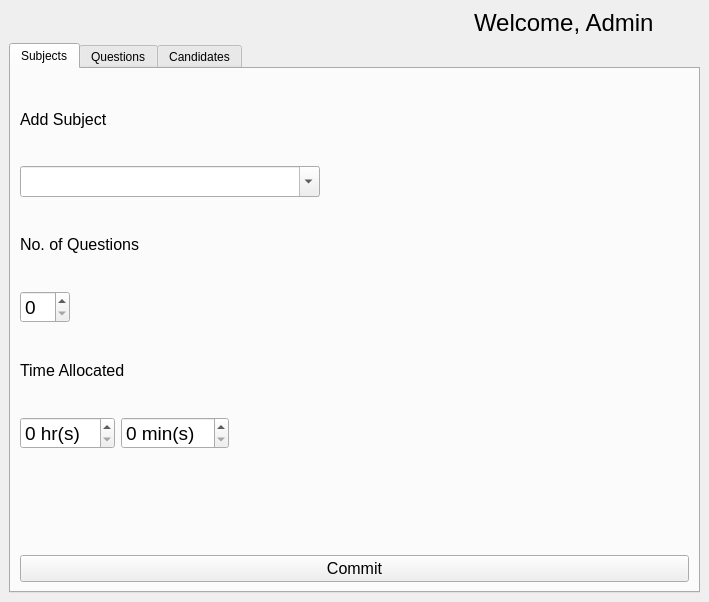
joshajiniran/CBTE-Qt, file questionmanager.ui: the form before one commit.
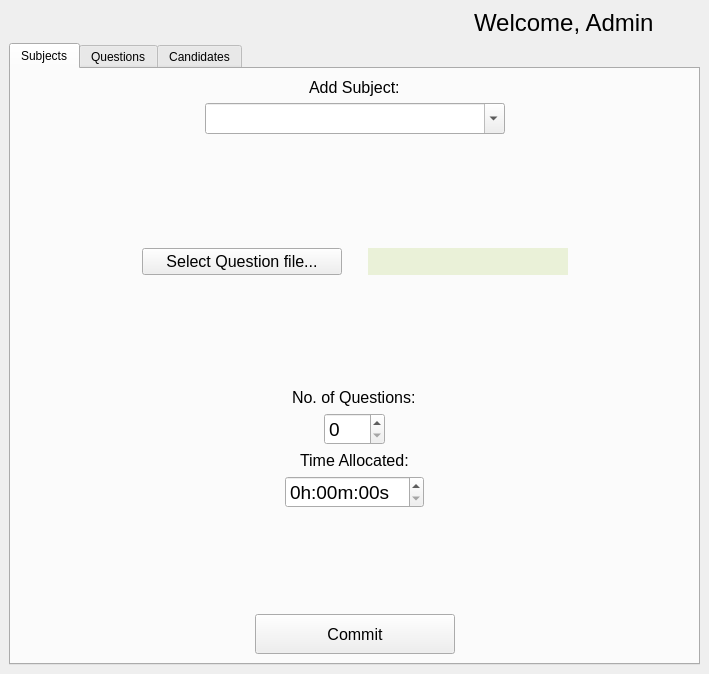
The form after the commit. The open tabs and pages were chosen to show the change. Icons and pictures are not drawn.

```diff
--- a/questionmanager.ui
+++ b/questionmanager.ui
@@ -7,7 +7,7 @@
     <x>0</x>
     <y>0</y>
     <width>709</width>
-    <height>602</height>
+    <height>674</height>
    </rect>
   </property>
   <property name="windowTitle">
@@ -122,7 +122,7 @@
         <string>Subjects</string>
        </attribute>
        <layout class="QVBoxLayout" name="verticalLayout_4">
-        <item>
+        <item alignment="Qt::AlignHCenter">
          <widget class="QLabel" name="label">
           <property name="font">
            <font>
@@ -130,12 +130,25 @@
            </font>
           </property>
           <property name="text">
-           <string>Add Subject</string>
+           <string>Add Subject:</string>
           </property>
          </widget>
         </item>
         <item>
          <layout class="QHBoxLayout" name="horizontalLayout_5">
+          <item>
+           <spacer name="horizontalSpacer_15">
+            <property name="orientation">
+             <enum>Qt::Horizontal</enum>
+            </property>
+            <property name="sizeHint" stdset="0">
+             <size>
+              <width>40</width>
+              <height>20</height>
+             </size>
+            </property>
+           </spacer>
+          </item>
           <item>
            <widget class="QComboBox" name="subjectList">
             <property name="minimumSize">
@@ -173,6 +186,198 @@
          </layout>
         </item>
         <item>
+         <spacer name="verticalSpacer_2">
+          <property name="orientation">
+           <enum>Qt::Vertical</enum>
+          </property>
+          <property name="sizeHint" stdset="0">
+           <size>
+            <width>20</width>
+            <height>40</height>
+           </size>
+          </property>
+         </spacer>
+        </item>
+        <item>
+         <layout class="QHBoxLayout" name="horizontalLayout_10">
+          <item>
+           <spacer name="horizontalSpacer_14">
+            <property name="orientation">
+             <enum>Qt::Horizontal</enum>
+            </property>
+            <property name="sizeHint" stdset="0">
+             <size>
+              <width>40</width>
+              <height>20</height>
+             </size>
+            </property>
+           </spacer>
+          </item>
+          <item>
+           <widget class="QPushButton" name="selectFileBtn">
+            <property name="minimumSize">
+             <size>
+              <width>200</width>
+              <height>0</height>
+             </size>
+            </property>
+            <property name="maximumSize">
+             <size>
+              <width>300</width>
+              <height>16777215</height>
+             </size>
+            </property>
+            <property name="font">
+             <font>
+              <pointsize>12</pointsize>
+             </font>
+            </property>
+            <property name="text">
+             <string>Select Question file...</string>
+            </property>
+           </widget>
+          </item>
+          <item>
+           <spacer name="horizontalSpacer_9">
+            <property name="orientation">
+             <enum>Qt::Horizontal</enum>
+            </property>
+            <property name="sizeType">
+             <enum>QSizePolicy::Fixed</enum>
+            </property>
+            <property name="sizeHint" stdset="0">
+             <size>
+              <width>20</width>
+              <height>20</height>
+             </size>
+            </property>
+           </spacer>
+          </item>
+          <item>
+           <widget class="QLabel" name="fileChoiceLbl">
+            <property name="sizePolicy">
+             <sizepolicy hsizetype="Minimum" vsizetype="Preferred">
+              <horstretch>0</horstretch>
+              <verstretch>0</verstretch>
+             </sizepolicy>
+            </property>
+            <property name="minimumSize">
+             <size>
+              <width>200</width>
+              <height>0</height>
+             </size>
+            </property>
+            <property name="palette">
+             <palette>
+              <active>
+               <colorrole role="Base">
+                <brush brushstyle="SolidPattern">
+                 <color alpha="255">
+                  <red>252</red>
+                  <green>252</green>
+                  <blue>252</blue>
+                 </color>
+                </brush>
+               </colorrole>
+               <colorrole role="Window">
+                <brush brushstyle="SolidPattern">
+                 <color alpha="255">
+                  <red>234</red>
+                  <green>241</green>
+                  <blue>216</blue>
+                 </color>
+                </brush>
+               </colorrole>
+              </active>
+              <inactive>
+               <colorrole role="Base">
+                <brush brushstyle="SolidPattern">
+                 <color alpha="255">
+                  <red>252</red>
+                  <green>252</green>
+                  <blue>252</blue>
+                 </color>
+                </brush>
+               </colorrole>
+               <colorrole role="Window">
+                <brush brushstyle="SolidPattern">
+                 <color alpha="255">
+                  <red>234</red>
+                  <green>241</green>
+                  <blue>216</blue>
+                 </color>
+                </brush>
+               </colorrole>
+              </inactive>
+              <disabled>
+               <colorrole role="Base">
+                <brush brushstyle="SolidPattern">
+                 <color alpha="255">
+                  <red>234</red>
+                  <green>241</green>
+                  <blue>216</blue>
+                 </color>
+                </brush>
+               </colorrole>
+               <colorrole role="Window">
+                <brush brushstyle="SolidPattern">
+                 <color alpha="255">
+                  <red>234</red>
+                  <green>241</green>
+                  <blue>216</blue>
+                 </color>
+                </brush>
+               </colorrole>
+              </disabled>
+             </palette>
+            </property>
+            <property name="font">
+             <font>
+              <italic>true</italic>
+             </font>
+            </property>
+            <property name="autoFillBackground">
+             <bool>true</bool>
+            </property>
+            <property name="styleSheet">
+             <string notr="true">
+
+</string>
+            </property>
+            <property name="text">
+             <string/>
+            </property>
+           </widget>
+          </item>
+          <item>
+           <spacer name="horizontalSpacer_11">
+            <property name="orientation">
+             <enum>Qt::Horizontal</enum>
+            </property>
+            <property name="sizeHint" stdset="0">
+             <size>
+              <width>40</width>
+              <height>20</height>
+             </size>
+            </property>
+           </spacer>
+          </item>
+         </layout>
+        </item>
+        <item>
+         <spacer name="verticalSpacer_3">
+          <property name="orientation">
+           <enum>Qt::Vertical</enum>
+          </property>
+          <property name="sizeHint" stdset="0">
+           <size>
+            <width>20</width>
+            <height>40</height>
+           </size>
+          </property>
+         </spacer>
+        </item>
+        <item alignment="Qt::AlignHCenter">
          <widget class="QLabel" name="label_2">
           <property name="font">
            <font>
@@ -180,12 +385,25 @@
            </font>
           </property>
           <property name="text">
-           <string>No. of Questions</string>
+           <string>No. of Questions:</string>
           </property>
          </widget>
         </item>
         <item>
          <layout class="QHBoxLayout" name="horizontalLayout_8">
+          <item>
+           <spacer name="horizontalSpacer_13">
+            <property name="orientation">
+             <enum>Qt::Horizontal</enum>
+            </property>
+            <property name="sizeHint" stdset="0">
+             <size>
+              <width>40</width>
+              <height>20</height>
+             </size>
+            </property>
+           </spacer>
+          </item>
           <item>
            <widget class="QSpinBox" name="nQuestions">
             <property name="font">
@@ -193,6 +411,9 @@
               <pointsize>14</pointsize>
              </font>
             </property>
+            <property name="maximum">
+             <number>100</number>
+            </property>
            </widget>
           </item>
           <item>
@@ -210,7 +431,7 @@
           </item>
          </layout>
         </item>
-        <item>
+        <item alignment="Qt::AlignHCenter">
          <widget class="QLabel" name="label_3">
           <property name="font">
            <font>
@@ -218,45 +439,37 @@
            </font>
           </property>
           <property name="text">
-           <string>Time Allocated</string>
+           <string>Time Allocated:</string>
           </property>
          </widget>
         </item>
         <item>
          <layout class="QHBoxLayout" name="horizontalLayout_2">
           <item>
-           <widget class="QSpinBox" name="nHrs">
-            <property name="font">
-             <font>
-              <pointsize>14</pointsize>
-             </font>
+           <spacer name="horizontalSpacer_12">
+            <property name="orientation">
+             <enum>Qt::Horizontal</enum>
             </property>
-            <property name="suffix">
-             <string> hr(s)</string>
+            <property name="sizeHint" stdset="0">
+             <size>
+              <width>40</width>
+              <height>20</height>
+             </size>
             </property>
-            <property name="maximum">
-             <number>12</number>
-            </property>
-           </widget>
+           </spacer>
           </item>
           <item>
-           <widget class="QSpinBox" name="nMins">
+           <widget class="QTimeEdit" name="nTime">
             <property name="font">
              <font>
               <pointsize>14</pointsize>
              </font>
             </property>
-            <property name="suffix">
-             <string> min(s)</string>
+            <property name="currentSection">
+             <enum>QDateTimeEdit::HourSection</enum>
             </property>
-            <property name="prefix">
-             <string/>
-            </property>
-            <property name="maximum">
-             <number>59</number>
-            </property>
-            <property name="singleStep">
-             <number>2</number>
+            <property name="displayFormat">
+             <string>h'h':mm'm':ss's'</string>
             </property>
            </widget>
           </item>
@@ -292,22 +505,58 @@
          </spacer>
         </item>
         <item>
-         <widget class="QPushButton" name="commitBtn">
-          <property name="minimumSize">
-           <size>
-            <width>200</width>
-            <height>0</height>
-           </size>
-          </property>
-          <property name="font">
-           <font>
-            <pointsize>12</pointsize>
-           </font>
-          </property>
-          <property name="text">
-           <string>Commit</string>
-          </property>
-         </widget>
+         <layout class="QHBoxLayout" name="horizontalLayout_9">
+          <item>
+           <spacer name="horizontalSpacer_8">
+            <property name="orientation">
+             <enum>Qt::Horizontal</enum>
+            </property>
+            <property name="sizeHint" stdset="0">
+             <size>
+              <width>34</width>
+              <height>14</height>
+             </size>
+            </property>
+           </spacer>
+          </item>
+          <item>
+           <widget class="QPushButton" name="commitBtn">
+            <property name="minimumSize">
+             <size>
+              <width>200</width>
+              <height>40</height>
+             </size>
+            </property>
+            <property name="maximumSize">
+             <size>
+              <width>500</width>
+              <height>16777215</height>
+             </size>
+            </property>
+            <property name="font">
+             <font>
+              <pointsize>12</pointsize>
+             </font>
+            </property>
+            <property name="text">
+             <string>Commit</string>
+            </property>
+           </widget>
+          </item>
+          <item>
+           <spacer name="horizontalSpacer_7">
+            <property name="orientation">
+             <enum>Qt::Horizontal</enum>
+            </property>
+            <property name="sizeHint" stdset="0">
+             <size>
+              <width>34</width>
+              <height>14</height>
+             </size>
+            </property>
+           </spacer>
+          </item>
+         </layout>
         </item>
        </layout>
       </widget>
```
Left out of the diff: 76 changed lines with no effect on the pictures.
